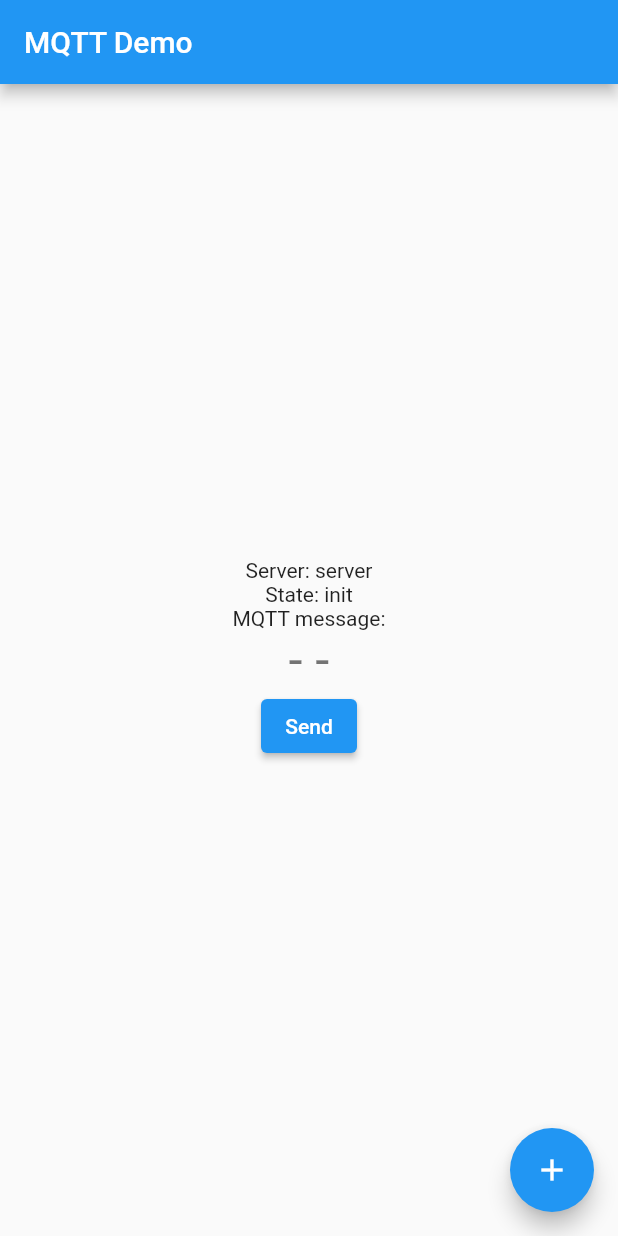
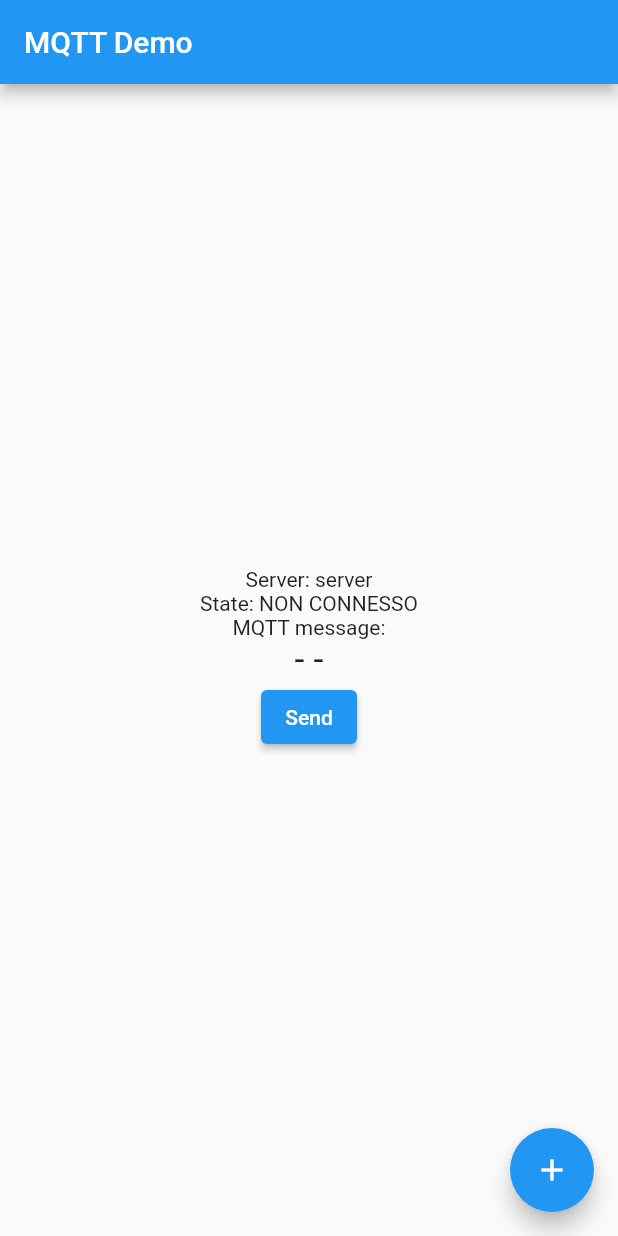
Before and after one commit to SteMMo33/flutter_mqtt, a Flutter app: the screen it shows after launch, after a tap on "Send", on a phone screen of 412 x 824 dp. Run offline on Flutter 3.47's test engine with Material 2 defaults, Android fonts, the phone set to English and light mode, and no system bars; missing offline and left inert: mqtt_client.

```diff
--- a/lib/main.dart
+++ b/lib/main.dart
@@ -1,6 +1,8 @@
 import 'package:flutter/material.dart';
 import 'package:mqtt_client/mqtt_client.dart';
 import 'package:mqtt_client/mqtt_server_client.dart';
+//import 'package:mqtt_client/mqtt_client.dart';
+//import 'package:mqtt_client/mqtt_server_client.dart';
 //import 'package:typed_data/typed_buffers.dart';
 
 
@@ -19,14 +21,6 @@ class MyApp extends StatelessWidget {
       title: 'Flutter MQTT',
       theme: ThemeData(
         // This is the theme of your application.
-        //
-        // Try running your application with "flutter run". You'll see the
-        // application has a blue toolbar. Then, without quitting the app, try
-        // changing the primarySwatch below to Colors.green and then invoke
-        // "hot reload" (press "r" in the console where you ran "flutter run",
-        // or simply save your changes to "hot reload" in a Flutter IDE).
-        // Notice that the counter didn't reset back to zero; the application
-        // is not restarted.
         primarySwatch: Colors.blue,
       ),
       home: MyHomePage(title: 'MQTT Demo'),
@@ -56,6 +50,7 @@ class _MyHomePageState extends State<MyHomePage> {
 
   String state = "init";
   String server = "server";
+  String mqttMsg = "- -";
 
   MqttClient? _client;
 
@@ -72,10 +67,15 @@ class _MyHomePageState extends State<MyHomePage> {
     });
   }
 
+  updateMsg(String newMsg){
+    setState(() {
+      mqttMsg = newMsg;
+    });
+  }
+
   @override
   Widget build(BuildContext context) {
-    // This method is rerun every time setState is called, for instance as done
-    // by the _incrementCounter method above.
+    // This method is rerun every time setState is called
     //
     // The Flutter framework has been optimized to make rerunning build methods
     // fast, so that you can just rebuild anything that needs updating rather
@@ -94,25 +94,14 @@ class _MyHomePageState extends State<MyHomePage> {
           // arranges them vertically. By default, it sizes itself to fit its
           // children horizontally, and tries to be as tall as its parent.
           //
-          // Column has various properties to control how it sizes itself and
-          // how it positions its children. Here we use mainAxisAlignment to
-          // center the children vertically; the main axis here is the vertical
-          // axis because Columns are vertical (the cross axis would be
-          // horizontal).
           mainAxisAlignment: MainAxisAlignment.center,
           children: <Widget>[
+            Text( 'Server: $server',   ),
+            Text( 'State: $state',     ),
+            Text( 'MQTT message:',     ),
             Text(
-              'Server: $server',
-            ),
-            Text(
-              'State: $state',
-            ),
-            Text(
-              'MQTT message:',
-            ),
-            Text(
-              '- -',
-              style: Theme.of(context).textTheme.headline4,
+              mqttMsg,
+              style: Theme.of(context).textTheme.headline5,
             ),
             ElevatedButton(onPressed: sendMqtt, child: Text('Send'))
           ],
@@ -128,9 +117,10 @@ class _MyHomePageState extends State<MyHomePage> {
 
 
 
+  /// Invia un messaggio
   void sendMqtt(){
 
-    if (_client!=null){
+    if (_client==null){
       updateState("NON CONNESSO");
       return;
     }
@@ -143,15 +133,14 @@ class _MyHomePageState extends State<MyHomePage> {
     _client?.publishMessage( pubTopic, MqttQos.atLeastOnce, builder.payload!);
   }
 
-
+  /// Connessione al broker
   void startMqtt(){
     // Disconnette se attivo
     if (_client!=null) _client?.disconnect();
 
     updateState("connecting..");
     connect().then(
-            (client) {
-              print("!!!");
+        (client) {
               _client = client;
               print(client.connectionStatus);
               client.subscribe("stemmo21/#", MqttQos.atLeastOnce);
@@ -162,9 +151,11 @@ class _MyHomePageState extends State<MyHomePage> {
   Future<MqttServerClient> connect() async {
 
     // MqttServerClient client = MqttServerClient.withPort('broker.emqx.io', 'flutter_client', 1883);
-    MqttServerClient client = MqttServerClient.withPort('broker.emqx.io', 'flutter_client', 8083);
-    //MqttServerClient client = MqttServerClient.withPort('broker.mqttdashboard.com', 'flutter_client', 8000);
-    client.logging(on: true);
+    //MqttServerClient client = MqttServerClient.withPort('broker.emqx.io', 'flutter_client', 8083);            // websocket ?
+    //MqttServerClient client = MqttServerClient.withPort('broker.mqttdashboard.com', 'flutter_client', 8000);  // websocket ?
+    MqttServerClient client = MqttServerClient.withPort('test.mosquitto.org', 'flutter_client', 1883);
+
+    client.logging(on: false);  // Aggiunge scritte di debug nel terminale
 
     updateServer(client.server+":"+client.port.toString());
 
@@ -174,10 +165,10 @@ class _MyHomePageState extends State<MyHomePage> {
     client.onUnsubscribed = onUnsubscribed;
     client.onSubscribed = onSubscribed;
     client.onSubscribeFail = onSubscribeFail;
-    client.pongCallback = pong;
+    // client.pongCallback = pong;
 
     final connMessage = MqttConnectMessage()
-        //.authenticateAs('username', 'password')
+        // SM .authenticateAs('username', 'password')
         // SM deprecated .keepAliveFor(60)
         .withWillTopic('willtopic')
         .withWillMessage('Will message')
@@ -192,13 +183,17 @@ class _MyHomePageState extends State<MyHomePage> {
       client.disconnect();
     }
 
-    client.updates?.listen((List<MqttReceivedMessage<MqttMessage>> c) {
-      // final MqttPublishMessage message = c[0].payload;
-      //final payload = MqttPublishPayload.bytesToStringAsString(message.payload.message);
+    // In ascolto ..
+    client.updates!.listen((List<MqttReceivedMessage<MqttMessage>> c) {
+
+      print("Lista n: ${c.length}");
+
+      final message = c[0].payload as MqttPublishMessage;
+      final payload = MqttPublishPayload.bytesToStringAsString(message.payload.message!);
       //print('Received message:$payload from topic: ${c[0].topic}>');
 
-      final MqttMessage message = c[0].payload;
-      print('Received message:$message from topic: ${c[0].topic}>');
+      String msg = "$payload da ${c[0].topic}";
+      updateMsg(msg);
       updateState("RX");
     });
 
--- a/pubspec.yaml
+++ b/pubspec.yaml
@@ -24,7 +24,7 @@ dependencies:
   flutter:
     sdk: flutter
   mqtt_client: ^9.3.1
-  typed_data:
+#  typed_data:
 
   # The following adds the Cupertino Icons font to your application.
   # Use with the CupertinoIcons class for iOS style icons.
```
Also changed, not shown: pubspec.lock, 1 other file.
